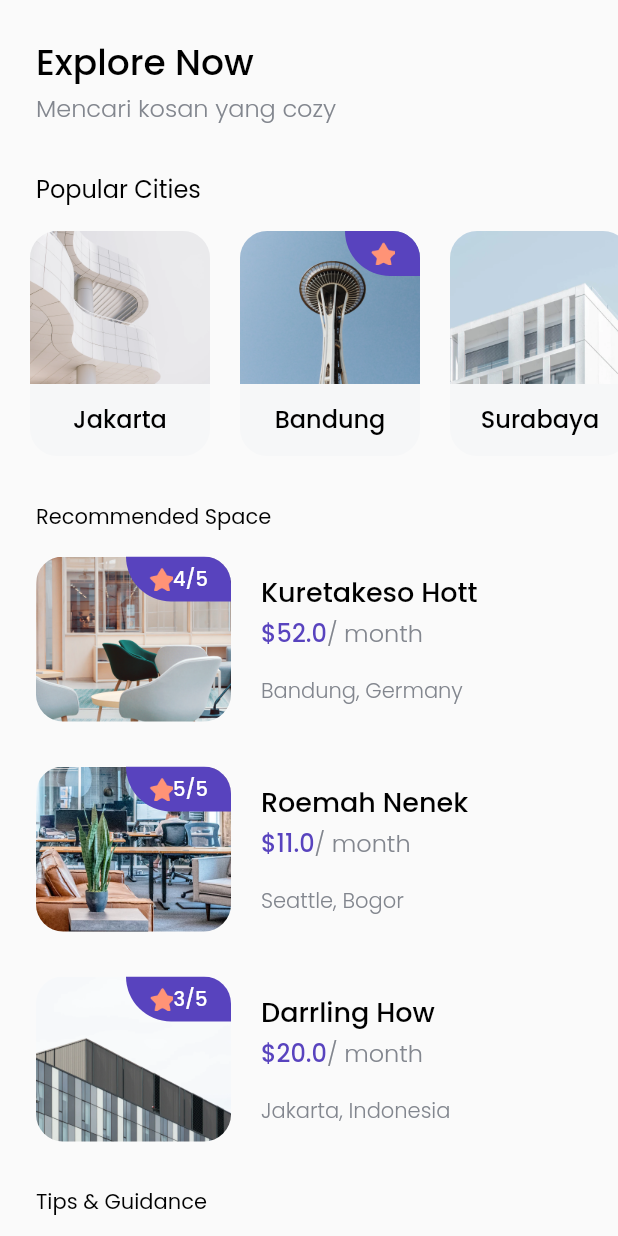
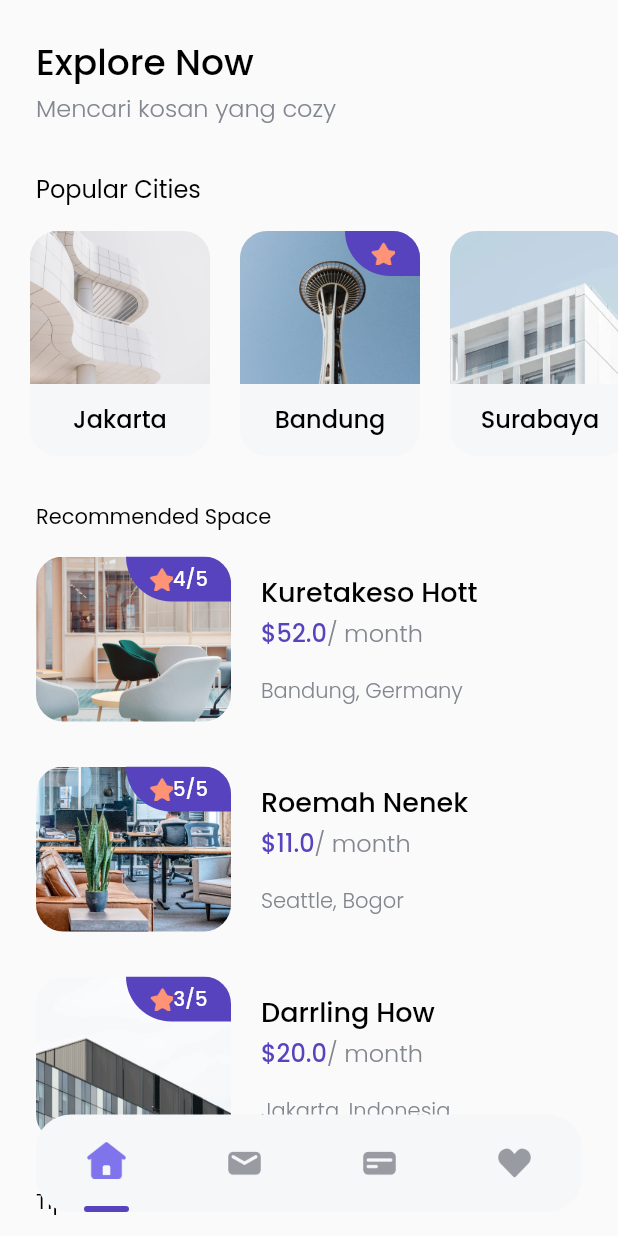
Before and after one commit to asbiqalalawi/cozy_findhouse, a Flutter app: the HomePage screen opened directly, on a phone screen of 412 x 824 dp. Run offline on Flutter 3.47's test engine with Material 2 defaults, Android fonts, the phone set to English and light mode, and no system bars; our stand-ins replace google_fonts.

Commit message:
Bottom Navigation

```diff
--- a/lib/pages/home_page.dart
+++ b/lib/pages/home_page.dart
@@ -4,6 +4,7 @@ import 'package:flutter/material.dart';
 import '../models/city.dart';
 import '../models/space.dart';
 import '../models/tips.dart';
+import '../widgets/bottom_navigation_item.dart';
 import '../widgets/city_card.dart';
 import '../widgets/space_card.dart';
 import '../widgets/tips_card.dart';
@@ -183,9 +184,30 @@ class HomePage extends StatelessWidget {
                 ),
               ],
             ),
+            SizedBox(
+              height: 50 + edge,
+            ),
           ],
         ),
       ),
+      floatingActionButton: Container(
+        height: 65,
+        margin: EdgeInsets.symmetric(horizontal: edge),
+        decoration: BoxDecoration(
+          color: const Color(0xffF6F7F8),
+          borderRadius: BorderRadius.circular(23),
+        ),
+        child: Row(
+          mainAxisAlignment: MainAxisAlignment.spaceAround,
+          children: const [
+            BottonNavbarItem(imageUrl: 'assets/home_icon.png', isActive: true),
+            BottonNavbarItem(imageUrl: 'assets/mail_icon.png', isActive: false),
+            BottonNavbarItem(imageUrl: 'assets/card_icon.png', isActive: false),
+            BottonNavbarItem(imageUrl: 'assets/love_icon.png', isActive: false),
+          ],
+        ),
+      ),
+      floatingActionButtonLocation: FloatingActionButtonLocation.centerFloat,
     );
   }
 }
--- /dev/null
+++ b/lib/widgets/bottom_navigation_item.dart
@@ -0,0 +1,37 @@
+import 'package:flutter/material.dart';
+
+import '../theme.dart';
+
+class BottonNavbarItem extends StatelessWidget {
+  const BottonNavbarItem({
+    Key? key,
+    required this.imageUrl,
+    required this.isActive,
+  }) : super(key: key);
+  final String imageUrl;
+  final bool isActive;
+
+  @override
+  Widget build(BuildContext context) {
+    return Column(
+      children: [
+        const Spacer(),
+        Image.asset(
+          imageUrl,
+          width: 26,
+        ),
+        const Spacer(),
+        isActive
+            ? Container(
+                width: 30,
+                height: 4,
+                decoration: BoxDecoration(
+                  color: purpleColor,
+                  borderRadius: BorderRadius.circular(1000),
+                ),
+              )
+            : const SizedBox(),
+      ],
+    );
+  }
+}
```
Also changed, not shown: assets/card_icon.png (added), assets/home_icon.png (added), assets/love_icon.png (added), assets/mail_icon.png (added).
